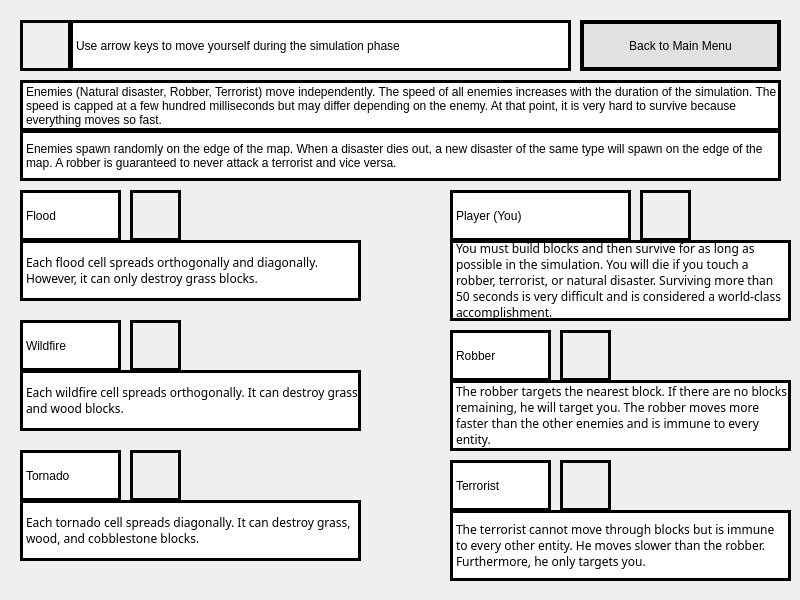
Qt form code/mainwindow.ui (popInNotOut/nightmare-survival-simulator) before a commit.
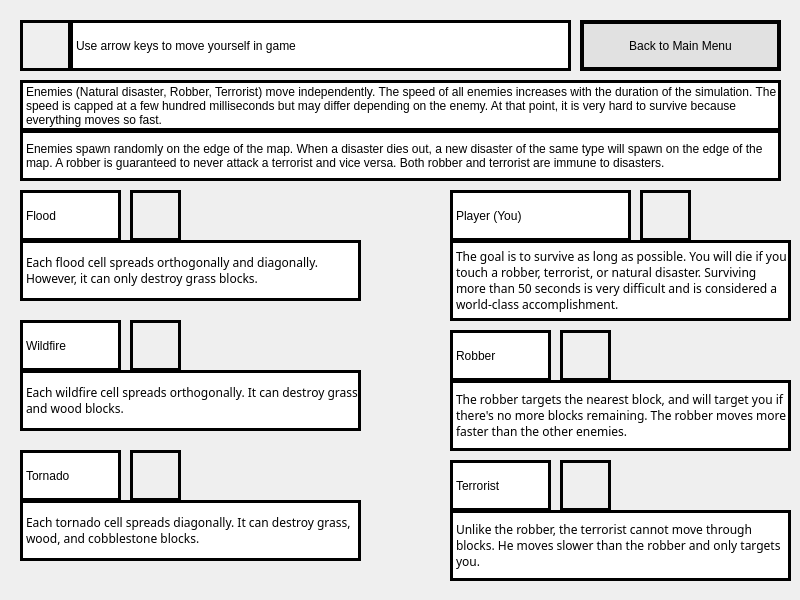
The same form after that commit. The open tabs and pages were chosen to show the change. Icons and pictures are not drawn.

Commit message: Updated tutorial page for real

The edit to the form file:
```diff
--- a/code/mainwindow.ui
+++ b/code/mainwindow.ui
@@ -306,7 +306,7 @@
 }</string>
       </property>
       <property name="text">
-       <string>Use arrow keys to move yourself during the simulation phase</string>
+       <string>Use arrow keys to move yourself in game</string>
       </property>
      </widget>
      <widget class="QLabel" name="playerLabel">
@@ -638,7 +638,7 @@
 }</string>
       </property>
       <property name="text">
-       <string>You must build blocks and then survive for as long as possible in the simulation. You will die if you touch a robber, terrorist, or natural disaster. Surviving more than 50 seconds is very difficult and is considered a world-class accomplishment.</string>
+       <string>The goal is to survive as long as possible. You will die if you touch a robber, terrorist, or natural disaster. Surviving more than 50 seconds is very difficult and is considered a world-class accomplishment.</string>
       </property>
       <property name="wordWrap">
        <bool>true</bool>
@@ -673,7 +673,7 @@
 }</string>
       </property>
       <property name="text">
-       <string>The robber targets the nearest block. If there are no blocks remaining, he will target you. The robber moves more faster than the other enemies and is immune to every entity.</string>
+       <string>The robber targets the nearest block, and will target you if there's no more blocks remaining. The robber moves more faster than the other enemies.</string>
       </property>
       <property name="wordWrap">
        <bool>true</bool>
@@ -735,7 +735,7 @@
 }</string>
       </property>
       <property name="text">
-       <string>The terrorist cannot move through blocks but is immune to every other entity. He moves slower than the robber. Furthermore, he only targets you.</string>
+       <string>Unlike the robber, the terrorist cannot move through blocks. He moves slower than the robber and only targets you.</string>
       </property>
       <property name="wordWrap">
        <bool>true</bool>
@@ -797,7 +797,7 @@
 }</string>
       </property>
       <property name="text">
-       <string>Enemies spawn randomly on the edge of the map. When a disaster dies out, a new disaster of the same type will spawn on the edge of the map. A robber is guaranteed to never attack a terrorist and vice versa.</string>
+       <string>Enemies spawn randomly on the edge of the map. When a disaster dies out, a new disaster of the same type will spawn on the edge of the map. A robber is guaranteed to never attack a terrorist and vice versa. Both robber and terrorist are immune to disasters.</string>
       </property>
       <property name="wordWrap">
        <bool>true</bool>
```
Left out of the diff: 2 changed lines with no effect on the pictures.
